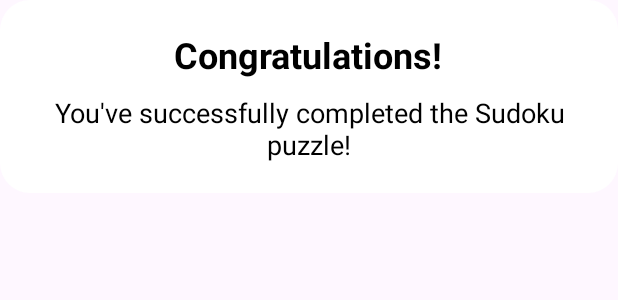
After one commit to brijesh1802/Sudoku-Master, an Android app: the layout congragulations_dialog.xml on its own in the app's theme, with its tools: preview values and no code run, on a phone screen of 412 x 824 dp. The commit adds this screen. Shown: the top 300 px of the screen. Run offline under Robolectric (Android 15) with nearby library versions, the phone set to English and light mode, and no system bars.

Commit message:
-Added congratulations dialog after solving sudoku

```diff
--- /dev/null
+++ b/app/src/main/res/layout/congragulations_dialog.xml
@@ -0,0 +1,30 @@
+<?xml version="1.0" encoding="utf-8"?>
+<LinearLayout xmlns:android="http://schemas.android.com/apk/res/android"
+    android:orientation="vertical"
+    android:layout_width="wrap_content"
+    android:layout_height="wrap_content"
+    android:padding="20dp"
+    android:gravity="center"
+    android:background="@drawable/background_dialog_timer_selection">
+
+    <TextView
+        android:id="@+id/congratulationsText"
+        android:layout_width="wrap_content"
+        android:layout_height="wrap_content"
+        android:text="Congratulations!"
+        android:textSize="24sp"
+        android:textColor="@android:color/black"
+        android:gravity="center"
+        android:textStyle="bold"
+        android:layout_marginBottom="10dp"/>
+
+    <TextView
+        android:id="@+id/congratulationsMessage"
+        android:layout_width="wrap_content"
+        android:layout_height="wrap_content"
+        android:text="You've successfully completed the Sudoku puzzle!"
+        android:textSize="18sp"
+        android:textColor="@android:color/black"
+        android:gravity="center"/>
+
+</LinearLayout>
```
Also changed, not shown: app/src/main/java/com/example/sudokumaster/MainActivity.java (+29 -5 lines), app/src/main/java/com/example/sudokumaster/SudokuGenerator.java (+10 -3 lines).
